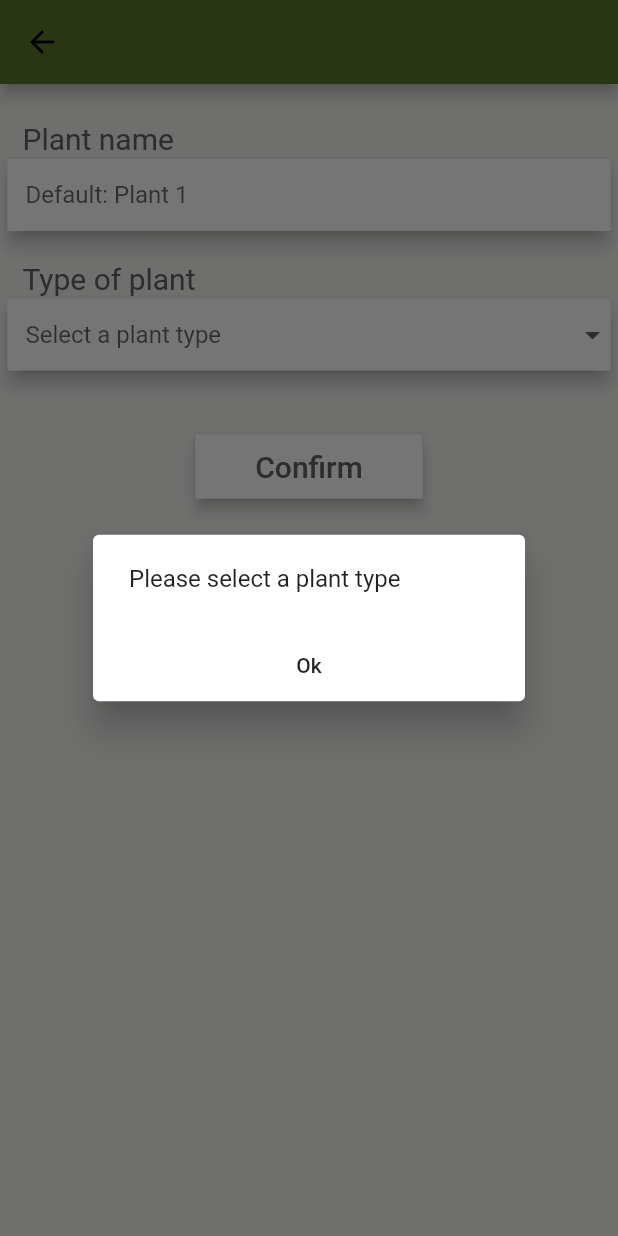
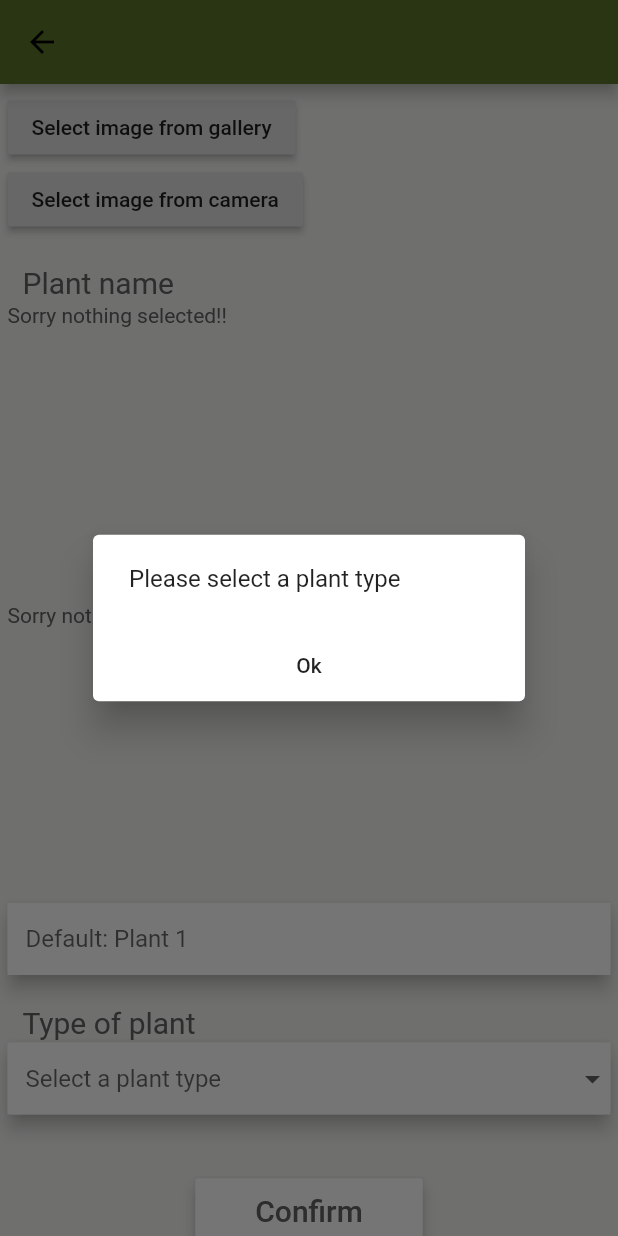
Before and after one commit to nip009/water_plant, a Flutter app: the AddNewPlant screen opened directly with empty values, after a tap on "Confirm", on a phone screen of 412 x 824 dp. Run offline on Flutter 3.47's test engine with Material 2 defaults, Android fonts, the phone set to English and light mode, and no system bars; our stand-ins replace country_code_picker, image_picker; missing offline and left inert: custom_navigator.

Commit message:
Add possibility to use camera and gallery for plant picture - WIP

```diff
--- a/lib/src/screens/tank_overview/components/add_new_plant.dart
+++ b/lib/src/screens/tank_overview/components/add_new_plant.dart
@@ -1,6 +1,9 @@
+import 'dart:io';
+
 import 'package:flutter/material.dart';
 import 'package:water_plant/objects/plant/plant.dart';
 import 'package:water_plant/objects/watertankdevice/water_tank_device.dart';
+import 'package:image_picker/image_picker.dart';
 
 import 'package:water_plant/constants.dart' as Constants;
 
@@ -17,9 +20,42 @@ class _AddNewPlantState extends State<AddNewPlant> {
   final _formKey = new GlobalKey<FormState>();
 
   String _plantNickname = '';
+  File galleryFile;
+  File cameraFile;
 
   // needs to be null because the value in DropdownButton needs to be null at first
   String _selectedPlantType;
+
+  imageSelectorGallery() async {
+    galleryFile = await ImagePicker.pickImage(
+      source: ImageSource.gallery,
+    );
+    print("You selected gallery image : " + galleryFile.path);
+    setState(() {});
+  }
+
+  //display image selected from camera
+  imageSelectorCamera() async {
+    cameraFile = await ImagePicker.pickImage(
+      source: ImageSource.camera,
+      //maxHeight: 50.0,
+      //maxWidth: 50.0,
+    );
+    print("You selected camera image : " + cameraFile.path);
+    setState(() {});
+  }
+
+  Widget displaySelectedFile(File file) {
+    return new SizedBox(
+      height: 200.0,
+      width: 300.0,
+//child: new Card(child: new Text(''+galleryFile.toString())),
+//child: new Image.file(galleryFile),
+      child: file == null
+          ? new Text('Sorry nothing selected!!')
+          : new Image.file(file),
+    );
+  }
 
   @override
   Widget build(BuildContext context) {
@@ -33,11 +69,20 @@ class _AddNewPlantState extends State<AddNewPlant> {
           ),
           centerTitle: true,
         ),
-        body: Container(
+        body: SingleChildScrollView(
+          child: Container(
             padding: EdgeInsets.all(5),
             child: Column(
               crossAxisAlignment: CrossAxisAlignment.start,
               children: <Widget>[
+                RaisedButton(
+                  child: Text('Select image from gallery'),
+                  onPressed: () async => await imageSelectorGallery(),
+                ),
+                RaisedButton(
+                  child: Text('Select image from camera'),
+                  onPressed: () async => await imageSelectorCamera(),
+                ),
                 Container(
                   padding: EdgeInsets.fromLTRB(10, 20, 10, 2),
                   child: Text(
@@ -47,6 +92,8 @@ class _AddNewPlantState extends State<AddNewPlant> {
                     ),
                   ),
                 ),
+                displaySelectedFile(galleryFile),
+                displaySelectedFile(cameraFile),
                 Card(
                   elevation: 5,
                   margin: EdgeInsets.all(0),
@@ -165,6 +212,7 @@ class _AddNewPlantState extends State<AddNewPlant> {
             ),
           ),
         ),
+      ),
     );
   }
 
--- a/pubspec.yaml
+++ b/pubspec.yaml
@@ -27,6 +27,8 @@ dependencies:
   # The following adds the Cupertino Icons font to your application.
   # Use with the CupertinoIcons class for iOS style icons.
   cupertino_icons: ^0.1.2
+  image_picker:
+  #image_picker_modern:
 
 dev_dependencies:
   flutter_test:
```
Also changed, not shown: pubspec.lock, 1 other file. Lines whose indentation alone changed are shown as unchanged.
